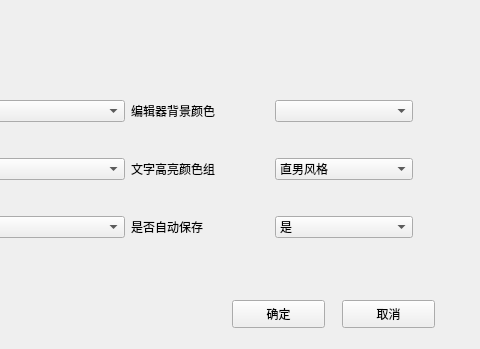
This is BITC/settingwindow.ui in ssh555/CPP-IDE as Qt 5 draws it before an edit; both pictures show x 218 to 698 and y 0 to 349 of the 698 by 349 pixel window. The edited form follows.
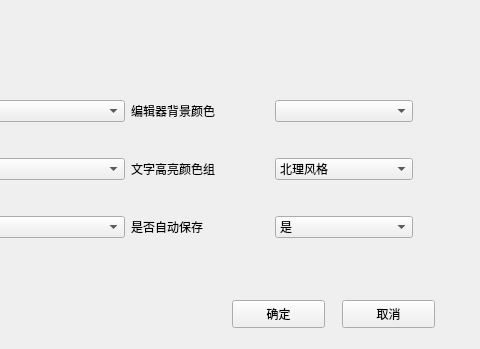
This is the edited form.

Commit message: 合并了UI组设计的主题风格,修改了快速跳转窗口,修改了设置窗口,使其具有初始设置

```diff
--- a/BITC/settingwindow.ui
+++ b/BITC/settingwindow.ui
@@ -97,11 +97,6 @@
     </item>
     <item row="2" column="3">
      <widget class="QComboBox" name="SytleBox">
-      <item>
-       <property name="text">
-        <string>直男风格</string>
-       </property>
-      </item>
       <item>
        <property name="text">
         <string>北理风格</string>
```
Left out of the diff: 5 changed lines with no effect on the pictures. The commit also changes 16 other files.
